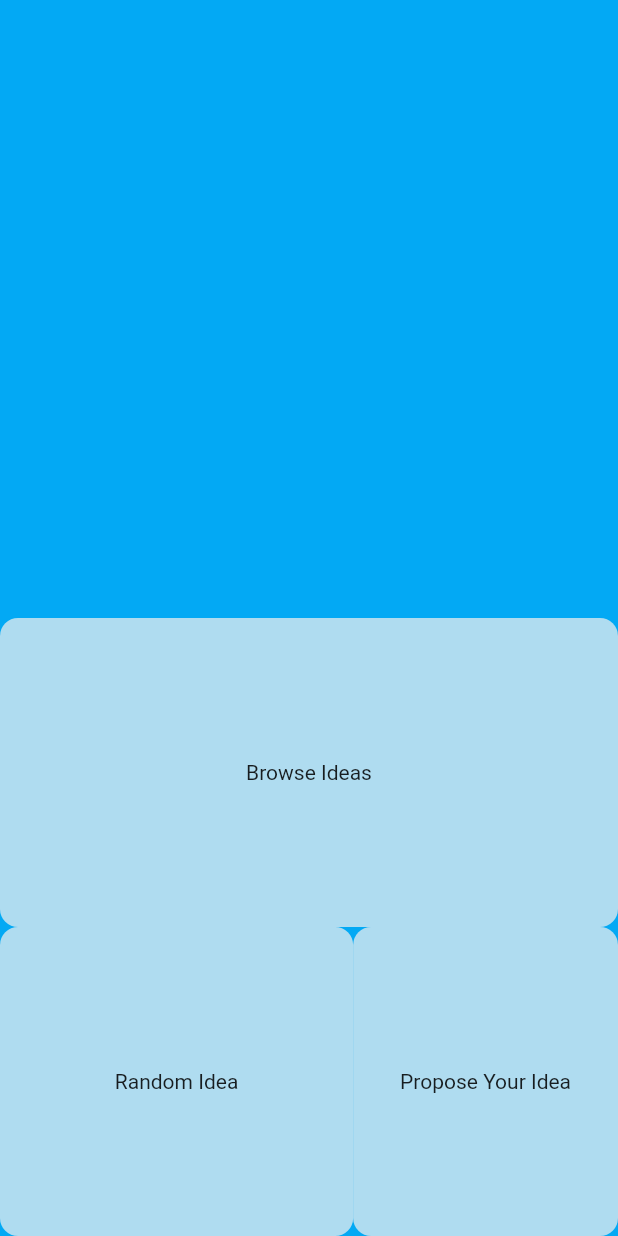
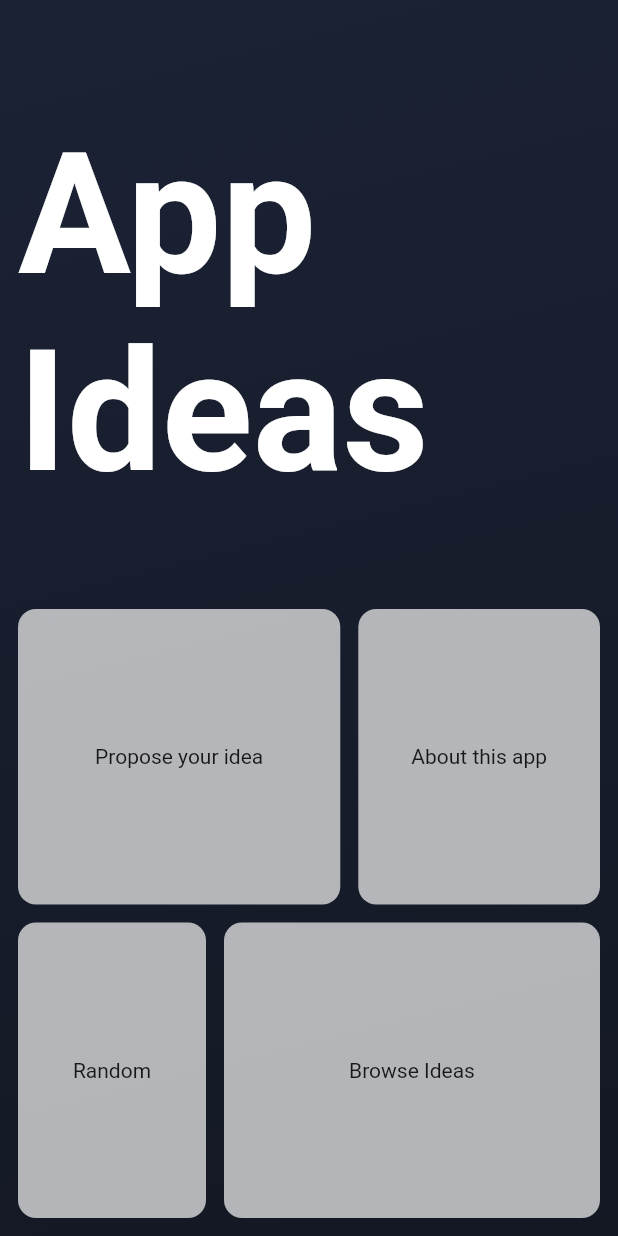
Before and after one commit to mivoligo/app_ideas, a Flutter app: the screen it shows after launch, on a phone screen of 412 x 824 dp. Run offline on Flutter 3.47's test engine with Material 2 defaults, Android fonts, the phone set to English and light mode, and no system bars; our stand-ins replace bloc, equatable, flutter_bloc.

Commit message:
Organize home page UI

```diff
--- a/lib/home/view/home_page.dart
+++ b/lib/home/view/home_page.dart
@@ -9,16 +9,28 @@ class HomePage extends StatelessWidget {
   Widget build(BuildContext context) {
     return Scaffold(
       body: Container(
-        color: Colors.lightBlue,
+        decoration: const BoxDecoration(
+          gradient: LinearGradient(
+            colors: [
+              Color(0xFF1B2234),
+              Color(0xFF131823),
+            ],
+            begin: Alignment.topCenter,
+            end: Alignment.bottomRight,
+          ),
+        ),
+        child: Padding(
+          padding: const EdgeInsets.all(12.0),
           child: Column(
             children: [
-            const Expanded(flex: 2, child: SizedBox()),
               Expanded(
-              child: ClickableCard(
-                title: 'Browse Ideas',
-                onTap: () => Navigator.of(context).push(
-                  MaterialPageRoute(
-                    builder: (context) => const IdeasPage(),
+                flex: 2,
+                child: Center(
+                  child: Text(
+                    'App Ideas',
+                    style: Theme.of(context).textTheme.displayLarge?.copyWith(
+                          color: Colors.white,
+                          fontWeight: FontWeight.bold,
                         ),
                   ),
                 ),
@@ -29,15 +41,42 @@ class HomePage extends StatelessWidget {
                     Expanded(
                       flex: 4,
                       child: ClickableCard(
-                      title: 'Random Idea',
+                        title: 'Propose your idea',
                         onTap: () {},
                       ),
                     ),
+                    const SizedBox(width: 12),
                     Expanded(
                       flex: 3,
                       child: ClickableCard(
-                      title: 'Propose Your Idea',
+                        title: 'About this app',
                         onTap: () {},
+                      ),
+                    ),
+                  ],
+                ),
+              ),
+              const SizedBox(height: 12),
+              Expanded(
+                child: Row(
+                  children: [
+                    Expanded(
+                      flex: 1,
+                      child: ClickableCard(
+                        title: 'Random',
+                        onTap: () {},
+                      ),
+                    ),
+                    const SizedBox(width: 12),
+                    Expanded(
+                      flex: 2,
+                      child: ClickableCard(
+                        title: 'Browse Ideas',
+                        onTap: () => Navigator.of(context).push(
+                          MaterialPageRoute(
+                            builder: (context) => const IdeasPage(),
+                          ),
+                        ),
                       ),
                     ),
                   ],
@@ -46,6 +85,7 @@ class HomePage extends StatelessWidget {
             ],
           ),
         ),
+      ),
     );
   }
 }
```
Lines whose indentation alone changed are shown as unchanged.
